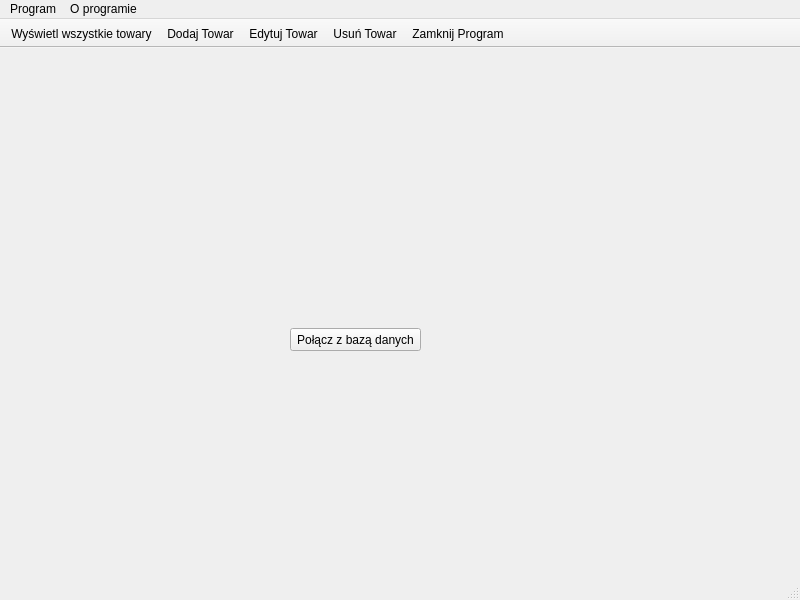
Qt form app/mainwindow.ui (Cielako/GIMS) before a commit.
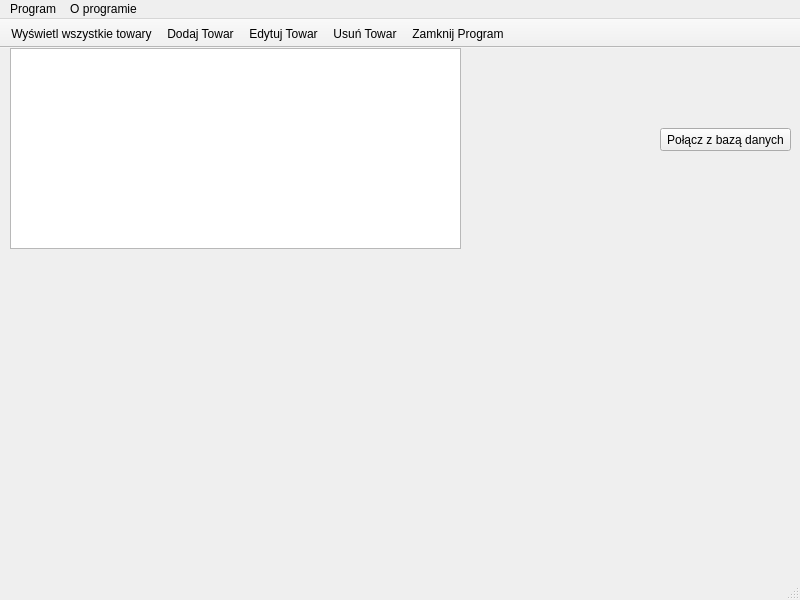
The same form after that commit. Icons and pictures are not drawn.

Diff of the .ui file:
```diff
--- a/app/mainwindow.ui
+++ b/app/mainwindow.ui
@@ -17,8 +17,8 @@
    <widget class="QPushButton" name="pushButton">
     <property name="geometry">
      <rect>
-      <x>290</x>
-      <y>280</y>
+      <x>660</x>
+      <y>80</y>
       <width>131</width>
       <height>23</height>
      </rect>
@@ -27,6 +27,16 @@
      <string>Połącz z bazą danych</string>
     </property>
    </widget>
+   <widget class="QTableView" name="tableView">
+    <property name="geometry">
+     <rect>
+      <x>10</x>
+      <y>0</y>
+      <width>451</width>
+      <height>201</height>
+     </rect>
+    </property>
+   </widget>
   </widget>
   <widget class="QMenuBar" name="menubar">
    <property name="geometry">
```
